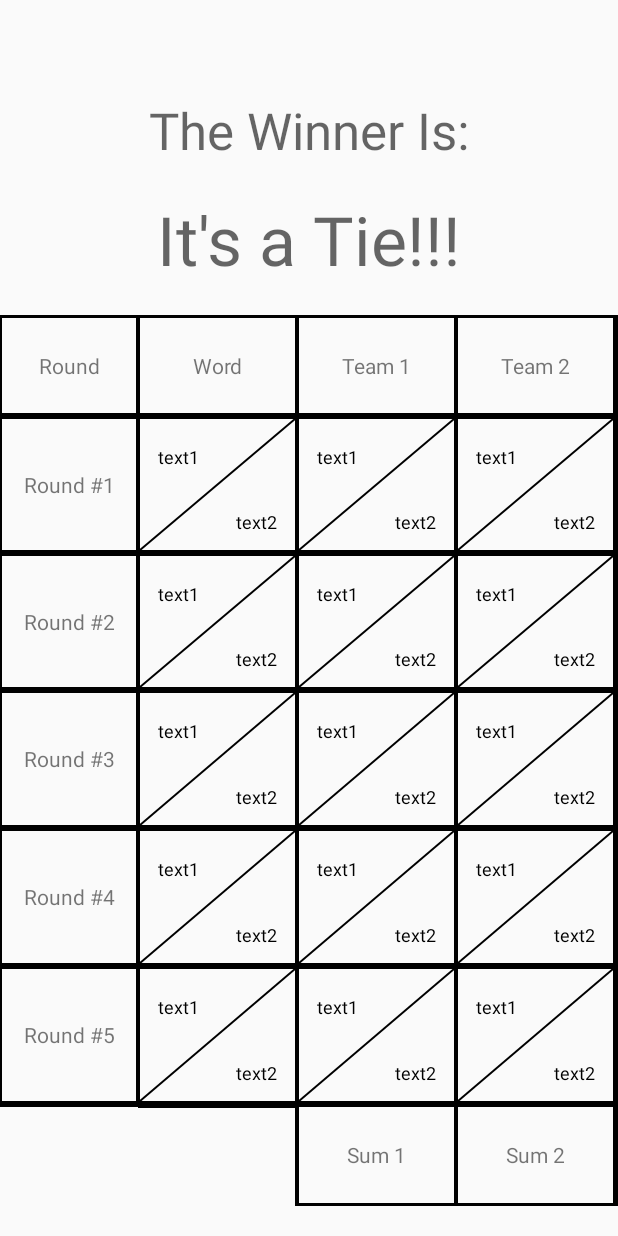
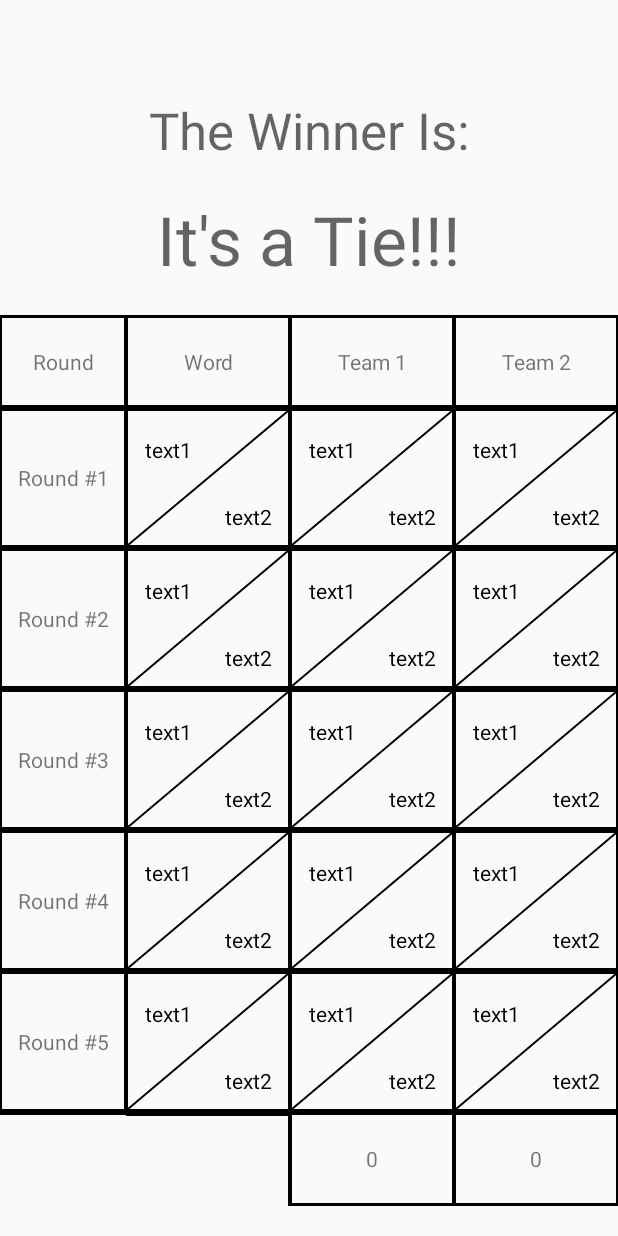
Before and after one commit to c-reeder/hint, an Android app: the WinnerActivity screen opened directly, with no data from a screen before it, on a phone screen of 412 x 824 dp. Run offline under Robolectric (Android 15) with nearby library versions, the phone set to English and light mode, and no system bars; 6 statements that could not run were skipped.

Commit message:
Functional score card

```diff
--- a/app/src/main/java/com/wordpress/simpledevelopments/password/WinnerActivity.java
+++ b/app/src/main/java/com/wordpress/simpledevelopments/password/WinnerActivity.java
@@ -4,11 +4,25 @@ import android.content.Intent;
 import android.support.v7.app.AppCompatActivity;
 import android.os.Bundle;
 import android.util.Log;
+import android.widget.FrameLayout;
+import android.widget.TableLayout;
+import android.widget.TableRow;
 import android.widget.TextView;
 
 public class WinnerActivity extends AppCompatActivity {
 
     private static final String TAG = "WinnerActivity";
+
+    private String[] aWords;
+    private String[] bWords;
+    private int[] aScores1;
+    private int[] aScores2;
+    private int[] bScores1;
+    private int[] bScores2;
+    private int score1;
+    private int score2;
+
+
 
     @Override
     protected void onCreate(Bundle savedInstanceState) {
@@ -24,5 +38,74 @@ public class WinnerActivity extends AppCompatActivity {
             winnerView.setText("It's a Tie!!!");
         }
 
+        if (parentIntent.getIntArrayExtra("aScores1") != null) {
+            aScores1 = parentIntent.getIntArrayExtra("aScores1");
+        } else {
+            Log.d(TAG, "aScores1 not passed correctly!");
+        }
+        if (parentIntent.getIntArrayExtra("aScores2") != null) {
+            aScores2 = parentIntent.getIntArrayExtra("aScores2");
+        } else {
+            Log.d(TAG, "aScores2 not passed correctly!");
+        }
+
+        if (parentIntent.getIntArrayExtra("bScores1") != null) {
+            bScores1 = parentIntent.getIntArrayExtra("bScores1");
+        } else {
+            Log.d(TAG, "bScores1 not passed correctly!");
+        }
+
+        if (parentIntent.getIntArrayExtra("bScores2") != null) {
+            bScores2 = parentIntent.getIntArrayExtra("bScores2");
+        } else {
+            Log.d(TAG, "bScores1 not passed correctly!");
+        }
+
+        if (parentIntent.getStringArrayExtra("aWords") != null) {
+            aWords = parentIntent.getStringArrayExtra("aWords");
+        } else {
+            Log.d(TAG, "aWords not passed correctly!");
+        }
+
+        if (parentIntent.getStringArrayExtra("bWords") != null) {
+            bWords = parentIntent.getStringArrayExtra("bWords");
+        } else {
+            Log.d(TAG, "bWords not passed correctly!");
+        }
+
+        if (parentIntent.getIntExtra("score1", -1) >= 0) {
+            score1 = parentIntent.getIntExtra("score1", 0);
+        } else {
+            Log.d(TAG, "score1 not passed correctly!");
+        }
+
+        if (parentIntent.getIntExtra("score2", -1) >= 0) {
+            score2 = parentIntent.getIntExtra("score2", 0);
+        } else {
+            Log.d(TAG, "score2 not passed correctly!");
+        }
+
+
+        TableLayout scoreTable = (TableLayout) findViewById(R.id.scoreTable);
+        for (int i = 0; i < 5; i++) {
+            TableRow row = (TableRow) scoreTable.getChildAt(i + 1);
+            DiagonalDoubleTextView wordDouble = (DiagonalDoubleTextView) row.getChildAt(1);
+            wordDouble.setText1("" + aWords[i]);
+            wordDouble.setText2("" + bWords[i]);
+
+            DiagonalDoubleTextView team1View = (DiagonalDoubleTextView) row.getChildAt(2);
+            team1View.setText1("" + aScores1[i]);
+            team1View.setText2("" + bScores1[i]);
+
+            DiagonalDoubleTextView team2View = (DiagonalDoubleTextView) row.getChildAt(3);
+            team2View.setText1("" + aScores2[i]);
+            team2View.setText2("" + bScores2[i]);
+        }
+
+        TextView sum1View = (TextView) findViewById(R.id.sum1);
+        TextView sum2View = (TextView) findViewById(R.id.sum2);
+        sum1View.setText("" + score1);
+        sum2View.setText("" + score2);
+
     }
 }
--- a/app/src/main/res/layout/activity_winner.xml
+++ b/app/src/main/res/layout/activity_winner.xml
@@ -34,7 +34,7 @@
     <TableLayout
         android:layout_width="0dp"
         android:layout_height="0dp"
-        android:id="@+id/tableLayout"
+        android:id="@+id/scoreTable"
         app:layout_constraintRight_toRightOf="parent"
         app:layout_constraintLeft_toLeftOf="parent"
         app:layout_constraintBottom_toBottomOf="parent"
@@ -424,7 +424,8 @@
                 android:layout_marginTop="2dp"
                 android:layout_marginBottom="2dp"
                 android:layout_marginRight="1dp"
-                android:layout_marginLeft="1dp" />
+                android:layout_marginLeft="1dp"
+                android:id="@+id/sum1" />
 
             <TextView
                 android:text="Sum 2"
@@ -437,7 +438,8 @@
                 android:layout_marginTop="2dp"
                 android:layout_marginBottom="2dp"
                 android:layout_marginRight="1dp"
-                android:layout_marginLeft="1dp" />
+                android:layout_marginLeft="1dp"
+                android:id="@+id/sum2" />
 
 
         </TableRow>
--- a/app/src/main/res/values/dimens.xml
+++ b/app/src/main/res/values/dimens.xml
@@ -2,5 +2,5 @@
     <!-- Default screen margins, per the Android Design guidelines. -->
     <dimen name="activity_horizontal_margin">16dp</dimen>
     <dimen name="activity_vertical_margin">16dp</dimen>
-    <dimen name="diagonalTextSize">12sp</dimen>
+    <dimen name="diagonalTextSize">14sp</dimen>
 </resources>
```
Also changed, not shown: app/src/main/java/com/wordpress/simpledevelopments/password/DiagonalDoubleTextView.java (+33 -0 lines), app/src/main/java/com/wordpress/simpledevelopments/password/TurnActivity.java (+56 -5 lines).
